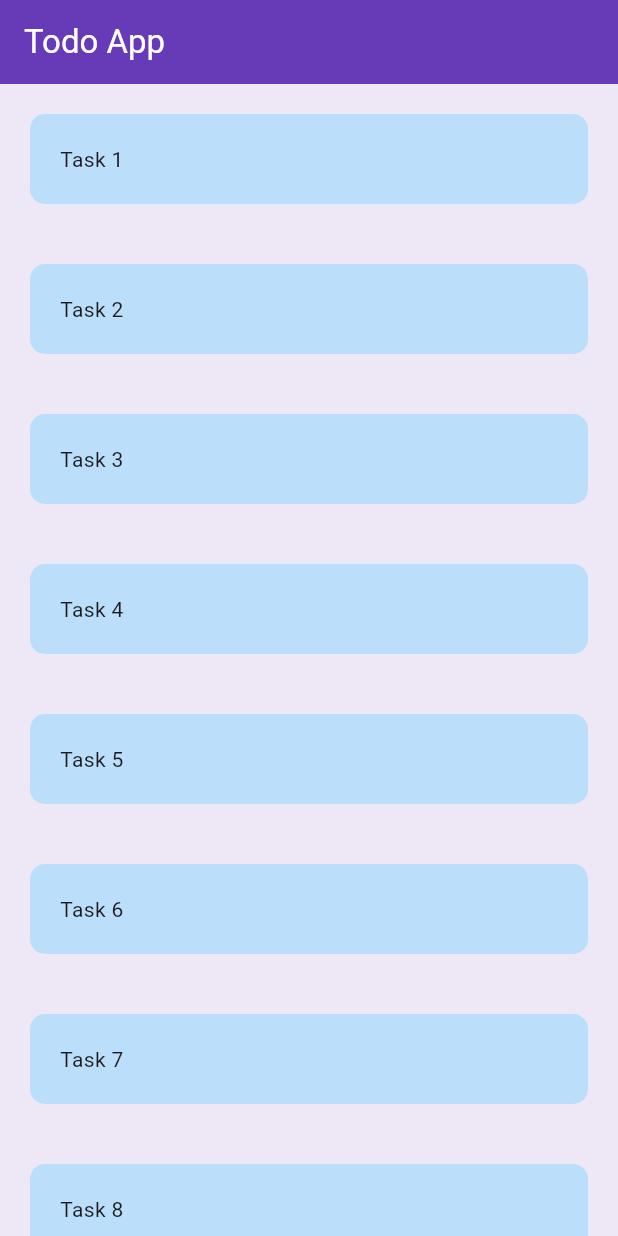
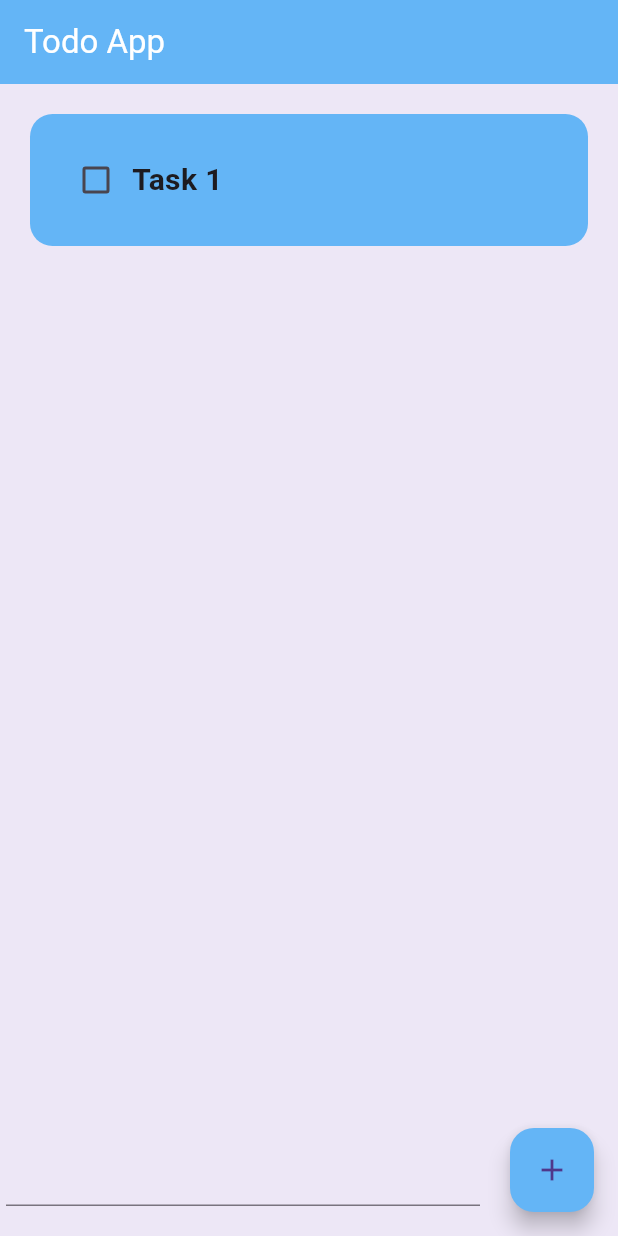
Before and after one commit to ZakyTm/simple_todo_app, a Flutter app: the screen it shows after launch, on a phone screen of 412 x 824 dp. Run offline on Flutter 3.47's test engine with Material 3 defaults, Android fonts, the phone set to English and light mode, and no system bars.

Commit message:
Adding itDone, onChecked, on CheckedBox function and other features ,  and changing the hopepage to a statefull widget

```diff
--- a/lib/pages/home_page.dart
+++ b/lib/pages/home_page.dart
@@ -1,20 +1,23 @@
 import 'package:flutter/material.dart';
+import 'package:todo_app/utils/todo_list.dart';
 
-class HomePage extends StatelessWidget {
-  HomePage({Key? key}) : super(key: key);
+class HomePage extends StatefulWidget {
+  HomePage({super.key});
 
+  @override
+  State<HomePage> createState() => _HomePageState();
+}
+
+class _HomePageState extends State<HomePage> {
   List toDoList = [
     ['Task 1', false],
-    ['Task 2', false],
-    ['Task 3', false],
-    ['Task 4', false],
-    ['Task 5', false],
-    ['Task 6', false],
-    ['Task 7', false],
-    ['Task 8', false],
-    ['Task 9', false],
-    ['Task 10', false],
   ];
+
+  void checkBoxChanged(int index) {
+    setState(() {
+      toDoList[index][1] = !toDoList[index][1];
+    });
+  }
 
   @override
   Widget build(BuildContext context) {
@@ -22,25 +25,34 @@ class HomePage extends StatelessWidget {
         backgroundColor: Colors.deepPurple[50],
         appBar: AppBar(
           title: const Text('Todo App'),
-          backgroundColor: Colors.deepPurple,
+          backgroundColor: Colors.blue[300],
           foregroundColor: Colors.white,
         ),
         body: ListView.builder(
             itemCount: toDoList.length,
             itemBuilder: (BuildContext context, index) {
-              return Padding(
-                padding: const EdgeInsets.all(20),
-                child: Container(
-                  padding: const EdgeInsets.all(20),
-                  decoration: BoxDecoration(
-                    color: Colors.blue[100],
-                    borderRadius: BorderRadius.circular(10),
-                  ),
-                  child: Text(
-                    toDoList[index][0],
-                  ),
-                ),
-              );
-            }));
+              return TodoList(
+                  taskName: toDoList[index][0],
+                  isDone: toDoList[index][1],
+                  onChanged: (value) => checkBoxChanged(index));
+            }),
+        floatingActionButton: Row(
+          children: [
+            const Expanded(
+                child: Padding(
+              padding: EdgeInsets.symmetric(horizontal: 20),
+              child: TextField(),
+            )),
+            FloatingActionButton(
+              onPressed: () {
+                setState(() {
+                  toDoList.add([' ZTask ', false]);
+                });
+              },
+              child: const Icon(Icons.add),
+              backgroundColor: Colors.blue[300],
+            ),
+          ],
+        ));
   }
 }
--- /dev/null
+++ b/lib/utils/todo_list.dart
@@ -0,0 +1,45 @@
+import 'package:flutter/material.dart';
+
+class TodoList extends StatelessWidget {
+  const TodoList(
+      {super.key,
+      required this.taskName,
+      required this.isDone,
+      this.onChanged});
+
+  final String taskName;
+  final bool isDone;
+  final Function(bool?)? onChanged;
+
+  @override
+  Widget build(BuildContext context) {
+    return Padding(
+        padding: const EdgeInsets.all(20),
+        child: Container(
+          padding: const EdgeInsets.all(20),
+          decoration: BoxDecoration(
+            color: Colors.blue[300],
+            borderRadius: BorderRadius.circular(15),
+          ),
+          child: Row(
+            children: [
+              Checkbox(
+                  value: isDone,
+                  onChanged: onChanged,
+                  activeColor: Colors.black,
+                  checkColor: Colors.white),
+              Text(
+                taskName,
+                style: TextStyle(
+                  fontSize: 20,
+                  fontWeight: FontWeight.bold,
+                  decoration: isDone ? TextDecoration.lineThrough : null,
+                  decorationColor: Colors.black,
+                  decorationThickness: 2.85,
+                ),
+              ),
+            ],
+          ),
+        ));
+  }
+}
```
